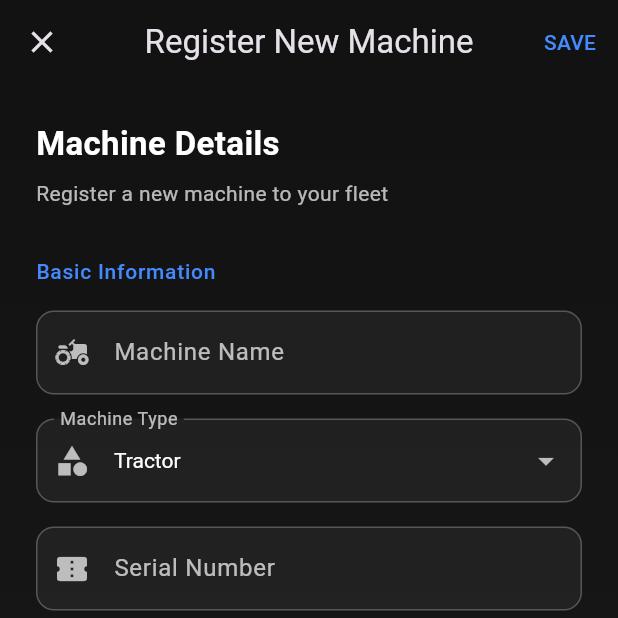
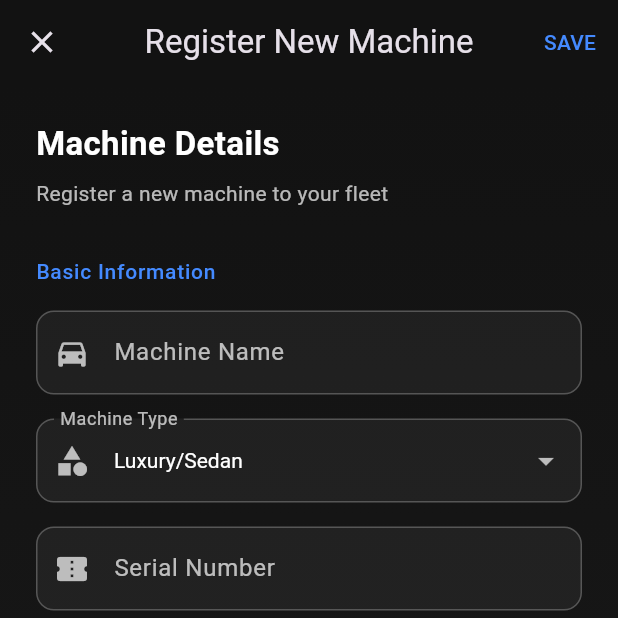
Before and after one commit to Salvatore-droid/modern_machines, a Flutter app: the AddMachineScreen screen opened directly, on a phone screen of 412 x 824 dp, the top half of it. Run offline on Flutter 3.47's test engine with Material 3 defaults, Android fonts, the phone set to English and light mode, and no system bars; our stand-ins replace fl_chart, google_maps_flutter, syncfusion_flutter_gauges.

Commit message:
modified the car category icon

```diff
--- a/lib/screens/add_machine_screen.dart
+++ b/lib/screens/add_machine_screen.dart
@@ -11,7 +11,7 @@ class _AddMachineScreenState extends State<AddMachineScreen> {
   final _formKey = GlobalKey<FormState>();
   final _nameController = TextEditingController();
   final _serialController = TextEditingController();
-  String _machineType = 'Tractor';
+  String _machineType = 'Luxury/Sedan';
   String _connectionType = 'WiFi';
   int _batteryLevel = 100;
   bool _enableAutoUpdates = true;
@@ -84,7 +84,7 @@ class _AddMachineScreenState extends State<AddMachineScreen> {
                   controller: _nameController,
                   label: 'Machine Name',
                   hint: 'e.g. Field Tractor #5',
-                  icon: Icons.agriculture,
+                  icon: Icons.directions_car,
                   validator: (value) => value!.isEmpty ? 'Required' : null,
                 ),
                 const SizedBox(height: 16),
@@ -92,7 +92,7 @@ class _AddMachineScreenState extends State<AddMachineScreen> {
                 // Machine Type Dropdown
                 _buildDropdown(
                   value: _machineType,
-                  items: const ['Tractor', 'Harvester', 'Sprayer', 'Cultivator'],
+                  items: const ['Luxury/Sedan', 'Sports Cars', 'SUVs', 'Electric (EVs)'],
                   label: 'Machine Type',
                   icon: Icons.category,
                   onChanged: (value) => setState(() => _machineType = value!),
--- a/lib/screens/home_screen.dart
+++ b/lib/screens/home_screen.dart
@@ -108,12 +108,12 @@ class HomeScreen extends StatelessWidget {
                 ),
               );
             },
-            backgroundColor: Colors.blueAccent,
+            backgroundColor: const Color.fromARGB(151, 2, 77, 207),
             foregroundColor: Colors.white,
             elevation: 4,
             icon: const Icon(Icons.add),
             label: const Text(
-              'Add Machine',
+              'Add machine',
               style: TextStyle(fontWeight: FontWeight.bold),
             ),
           ),
--- a/pubspec.yaml
+++ b/pubspec.yaml
@@ -62,8 +62,9 @@ flutter:
 
   # To add assets to your application, add an assets section, like this:
   # assets:
-  #   - images/a_dot_burr.jpeg
-  #   - images/a_dot_ham.jpeg
+  #   - images/porsche.jpg
+  #   - images/range.jpg
+  #   - images/tesla.jpg
 
   # An image asset can refer to one or more resolution-specific "variants", see
   # https://flutter.dev/to/resolution-aware-images
```
Also changed, not shown: lib/screens/category_cars_screen.dart (+4 -3 lines), assets/images/porsche.jpg (renamed from assets/porsche.jpg), assets/images/range.jpg (renamed from assets/range.jpg), assets/images/tesla.jpg (renamed from assets/tesla.jpg), 1 other file.
